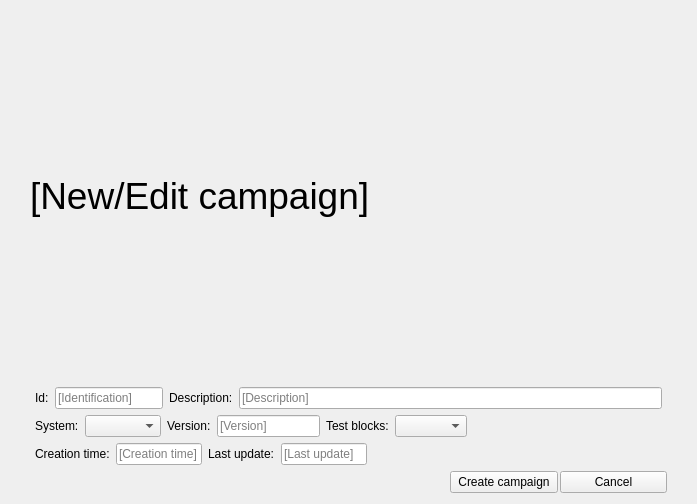
Qt form ui/form_campaign.ui (vazmasero/UAT-Tool) before a commit.
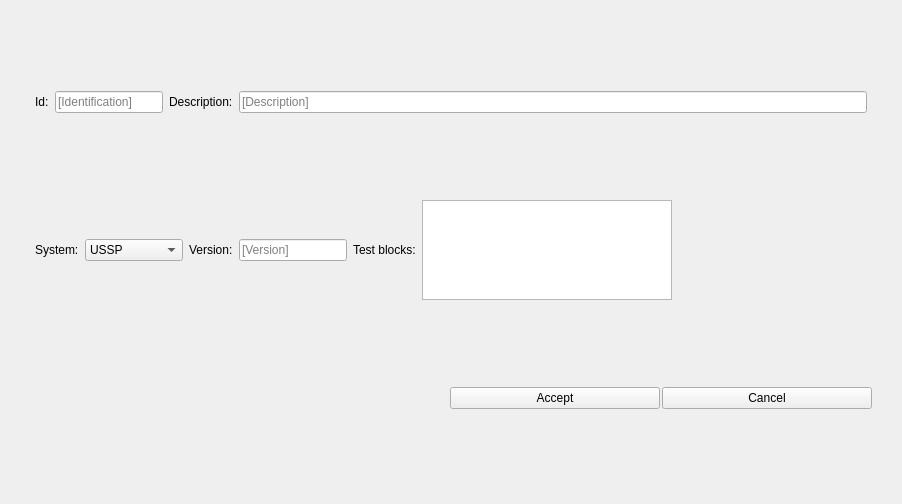
The same form after that commit.

```diff
--- a/ui/form_campaign.ui
+++ b/ui/form_campaign.ui
@@ -26,21 +26,6 @@
    <property name="rightMargin">
     <number>30</number>
    </property>
-   <item>
-    <widget class="QLabel" name="lbl_campaign">
-     <property name="font">
-      <font>
-       <pointsize>28</pointsize>
-      </font>
-     </property>
-     <property name="text">
-      <string>[New/Edit campaign]</string>
-     </property>
-     <property name="wordWrap">
-      <bool>true</bool>
-     </property>
-    </widget>
-   </item>
    <item>
     <layout class="QHBoxLayout" name="hlayout_id" stretch="0,0,0,50">
      <property name="leftMargin">
@@ -105,9 +90,31 @@
      </item>
      <item>
       <widget class="QComboBox" name="cb_system">
-       <property name="placeholderText">
-        <string>[System]</string>
-       </property>
+       <item>
+        <property name="text">
+         <string>USSP</string>
+        </property>
+       </item>
+       <item>
+        <property name="text">
+         <string>CISP</string>
+        </property>
+       </item>
+       <item>
+        <property name="text">
+         <string>AUDI</string>
+        </property>
+       </item>
+       <item>
+        <property name="text">
+         <string>EXCHANGE</string>
+        </property>
+       </item>
+       <item>
+        <property name="text">
+         <string>NA</string>
+        </property>
+       </item>
       </widget>
      </item>
      <item>
@@ -119,6 +126,12 @@
      </item>
      <item>
       <widget class="QLineEdit" name="le_version">
+       <property name="sizePolicy">
+        <sizepolicy hsizetype="Minimum" vsizetype="Maximum">
+         <horstretch>0</horstretch>
+         <verstretch>0</verstretch>
+        </sizepolicy>
+       </property>
        <property name="text">
         <string/>
        </property>
@@ -135,53 +148,24 @@
       </widget>
      </item>
      <item>
-      <widget class="QComboBox" name="cb_blocks">
-       <property name="placeholderText">
-        <string>[Blocks]</string>
+      <widget class="QListWidget" name="lw_blocks">
+       <property name="sizePolicy">
+        <sizepolicy hsizetype="Minimum" vsizetype="Minimum">
+         <horstretch>0</horstretch>
+         <verstretch>0</verstretch>
+        </sizepolicy>
        </property>
-      </widget>
-     </item>
-    </layout>
-   </item>
-   <item>
-    <layout class="QHBoxLayout" name="hlayout_creation">
-     <property name="leftMargin">
-      <number>5</number>
-     </property>
-     <property name="rightMargin">
-      <number>300</number>
-     </property>
-     <item>
-      <widget class="QLabel" name="lbl_creation">
-       <property name="text">
-        <string>Creation time:</string>
+       <property name="minimumSize">
+        <size>
+         <width>250</width>
+         <height>40</height>
+        </size>
        </property>
-      </widget>
-     </item>
-     <item>
-      <widget class="QLineEdit" name="le_creation">
-       <property name="text">
-        <string/>
-       </property>
-       <property name="placeholderText">
-        <string>[Creation time]</string>
-       </property>
-      </widget>
-     </item>
-     <item>
-      <widget class="QLabel" name="lbl_update">
-       <property name="text">
-        <string>Last update:</string>
-       </property>
-      </widget>
-     </item>
-     <item>
-      <widget class="QLineEdit" name="le_update">
-       <property name="text">
-        <string/>
-       </property>
-       <property name="placeholderText">
-        <string>[Last update]</string>
+       <property name="maximumSize">
+        <size>
+         <width>400</width>
+         <height>100</height>
+        </size>
        </property>
       </widget>
      </item>
@@ -198,7 +182,7 @@
      <item>
       <widget class="QPushButton" name="btn_create_campaign">
        <property name="text">
-        <string>Create campaign</string>
+        <string>Accept</string>
        </property>
       </widget>
      </item>
```
Left out of the diff: 6 changed lines with no effect on the pictures.
